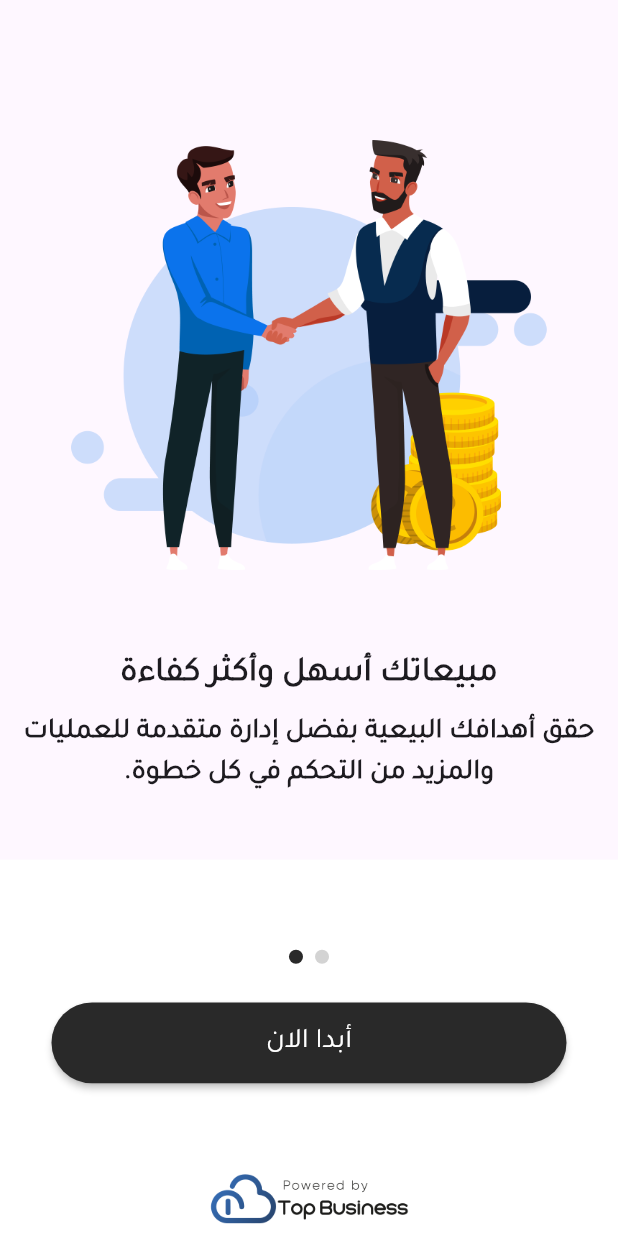
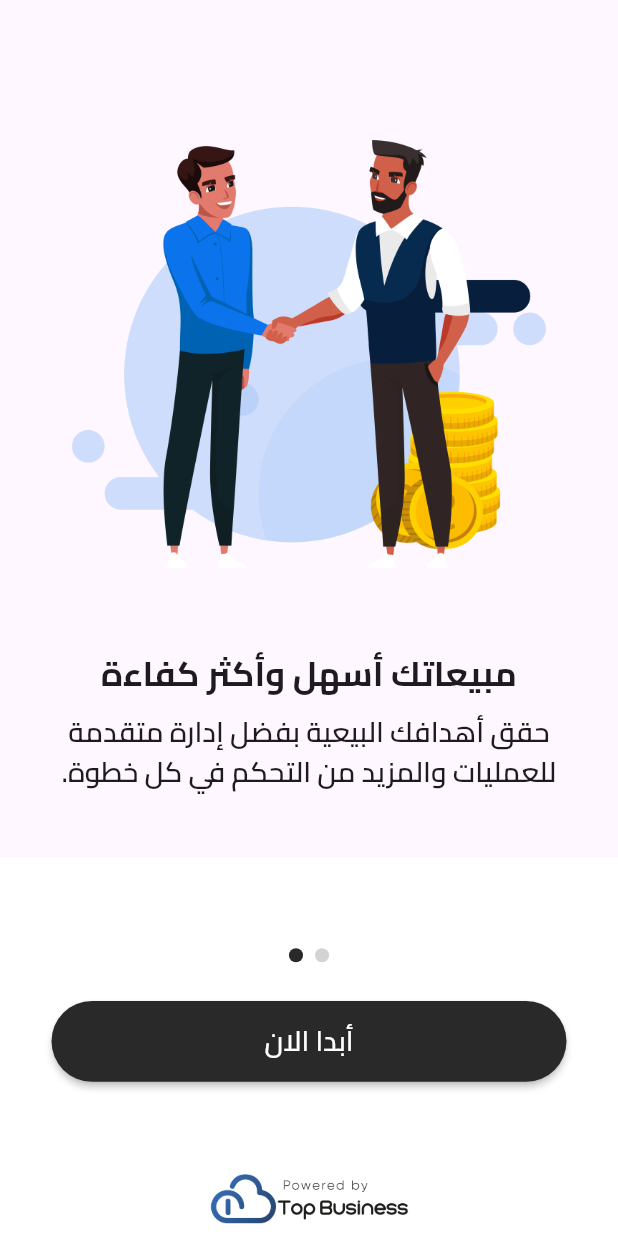
Before and after one commit to TopBusiness-Flutter-Projects/top_sale_2025, a Flutter app: the screen it shows after launch, after a tap on "التالي", on a phone screen of 412 x 824 dp. Run offline on Flutter 3.47's test engine with Material 3 defaults, Android fonts, the phone set to English and light mode, and no system bars; drawn by our look-alikes of smooth_page_indicator; our stand-ins replace auto_size_text, dio, dropdown_button2, easy_localization, equatable, flutter_bloc and 4 more; statements that could not run were skipped.

Commit message:
all done cairo font

```diff
--- a/lib/core/utils/app_strings.dart
+++ b/lib/core/utils/app_strings.dart
@@ -2,7 +2,7 @@ class AppStrings {
   static const String appName = 'Top Sale';
 
   // static const String googleApiKey = '';
-  static const String fontFamily = 'Tajawal';
+  static const String fontFamily = 'cairo';
   static const String noRouteFound = 'No Route Found';
   static const String ok = 'Ok';
   static const String contentType = 'Content-Type';
--- a/lib/core/widgets/shard_appbar_app.dart
+++ b/lib/core/widgets/shard_appbar_app.dart
@@ -18,11 +18,11 @@ class SharedAppBarApp extends StatelessWidget {
               : Icon(Icons.arrow_back, color: AppColors.primary),
           SizedBox(width: getSize(context) / 50),
           Padding(
-            padding:  EdgeInsets.only(top: getSize(context)/55),
+            padding: EdgeInsets.only(top: getSize(context) / 55),
             child: Text(
               title,
               style: TextStyle(
-                  fontFamily: "Tajawal",
+                  fontFamily: "cairo",
                   color: AppColors.primary,
                   fontSize: getSize(context) / 21,
                   fontWeight: FontWeight.bold),
--- a/lib/features/main_screen/screens/main_screen.dart
+++ b/lib/features/main_screen/screens/main_screen.dart
@@ -28,7 +28,8 @@ class _MainScreenState extends State<MainScreen> {
                   children: [
                     TextButton(
                         onPressed: () {
-                          Navigator.pushNamed(context, Routes.deleveryOrderRoute);
+                          Navigator.pushNamed(
+                              context, Routes.deleveryOrderRoute);
                         },
                         child: const Text('Orders')),
                     TextButton(
--- a/lib/features/on_boarding/screen/onboarding1.dart
+++ b/lib/features/on_boarding/screen/onboarding1.dart
@@ -48,7 +48,7 @@ class OnBoarding1 extends StatelessWidget {
                   'نجاحك في البيع يبدأ هنا',
                   textAlign: TextAlign.center,
                   style: TextStyle(
-                      fontFamily: 'Tajawal',
+                      fontFamily: 'cairo',
                       fontWeight: FontWeight.bold,
                       fontSize: getSize(context) / 18),
                 ),
@@ -59,7 +59,7 @@ class OnBoarding1 extends StatelessWidget {
                   'أطلق إمكانياتك كمندوب مبيعات، وتابع فرصك وصفقاتك بكل سهولة.',
                   style: TextStyle(
                       fontWeight: FontWeight.w600,
-                      fontFamily: 'Tajawal',
+                      fontFamily: 'cairo',
                       fontSize: getSize(context) / 22),
                 ),
               ),
--- a/lib/features/on_boarding/screen/onboarding2.dart
+++ b/lib/features/on_boarding/screen/onboarding2.dart
@@ -40,7 +40,7 @@ class OnBoarding3 extends StatelessWidget {
                 child: Text(
                   'مبيعاتك أسهل وأكثر كفاءة',
                   style: TextStyle(
-                      fontFamily: 'Tajawal',
+                      fontFamily: 'cairo',
                       fontWeight: FontWeight.bold,
                       fontSize: getSize(context) / 18),
                 ),
@@ -52,7 +52,7 @@ class OnBoarding3 extends StatelessWidget {
                   textAlign: TextAlign.center,
                   style: TextStyle(
                       fontWeight: FontWeight.w600,
-                      fontFamily: 'Tajawal',
+                      fontFamily: 'cairo',
                       fontSize: getSize(context) / 22),
                 ),
               ),
--- a/lib/features/on_boarding/screen/onboarding_screen.dart
+++ b/lib/features/on_boarding/screen/onboarding_screen.dart
@@ -91,7 +91,7 @@ class _OnBoardinScreenState extends State<OnBoardinScreen> {
                                   child: Text(
                                     trans.tr('next'),
                                     style: TextStyle(
-                                        fontFamily: 'Tajawal',
+                                        fontFamily: 'cairo',
                                         color: AppColors.white,
                                         fontSize: getSize(context) / 22),
                                   ),
@@ -118,7 +118,7 @@ class _OnBoardinScreenState extends State<OnBoardinScreen> {
                                   child: Text(
                                     trans.tr('skip'),
                                     style: TextStyle(
-                                        fontFamily: 'Tajawal',
+                                        fontFamily: 'cairo',
                                         color: AppColors.primary,
                                         fontSize: getSize(context) / 22),
                                   ),
@@ -156,7 +156,7 @@ class _OnBoardinScreenState extends State<OnBoardinScreen> {
                                   child: Text(
                                     trans.tr('start_now'),
                                     style: TextStyle(
-                                        fontFamily: 'Tajawal',
+                                        fontFamily: 'cairo',
                                         color: AppColors.white,
                                         fontSize: getSize(context) / 22),
                                   ),
--- a/pubspec.yaml
+++ b/pubspec.yaml
@@ -80,3 +80,6 @@ flutter:
     - family: Tajawal
       fonts:
         - asset: assets/fonts/Tajawal-Regular.ttf
+    - family: cairo
+      fonts:
+        - asset: assets/fonts/cairo.ttf
```
Also changed, not shown: lib/features/delevery_order/screens/widgets/drop_down_widget.dart (+3 -5 lines), lib/features/delevery_order/screens/widgets/shipment_card_widget.dart (+6 -6 lines), assets/fonts/Hacen Tunisia.ttf (deleted), assets/fonts/cairo.ttf (added), pubspec.lock.
